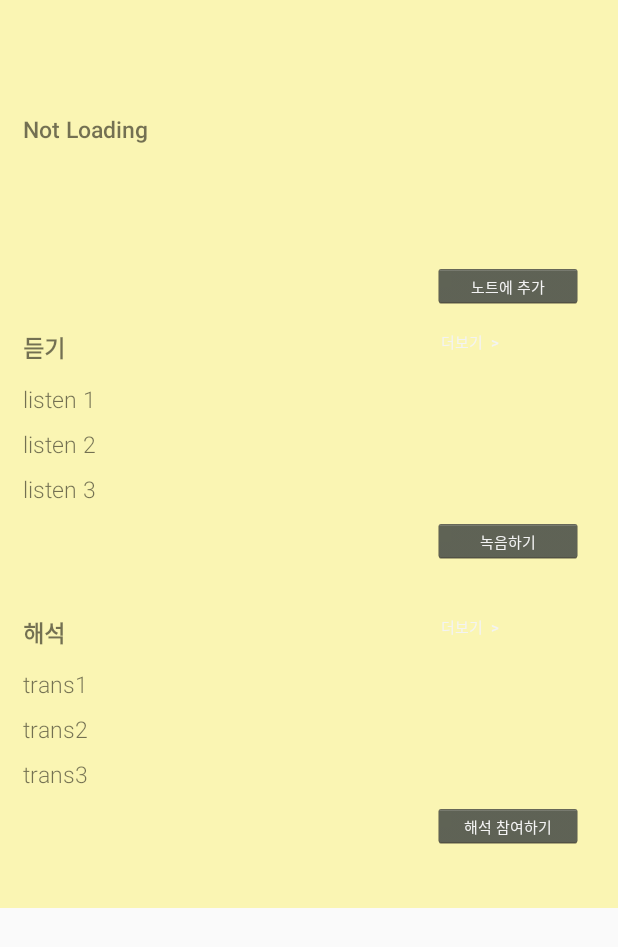
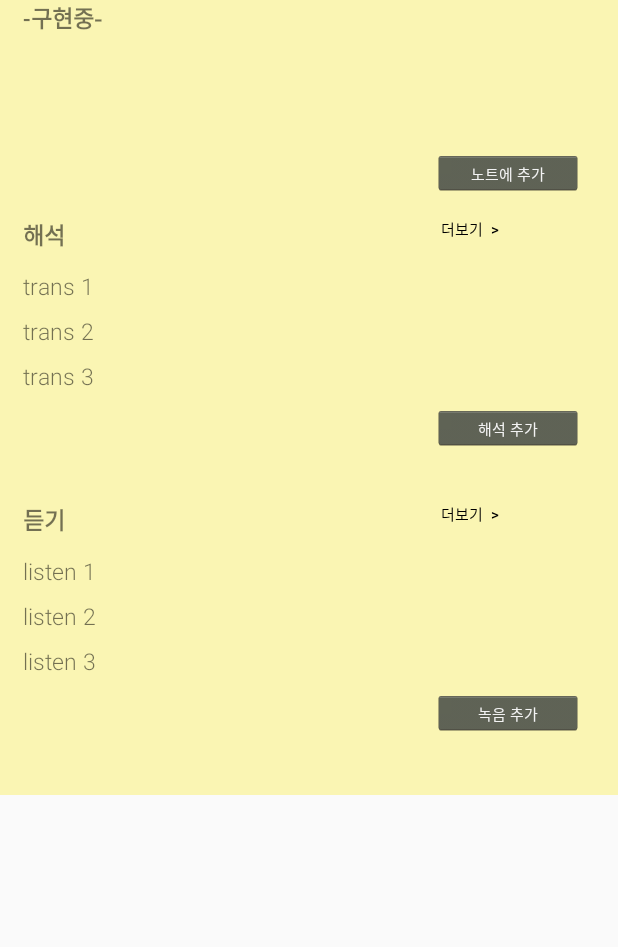
Before and after one commit to hye-rim/Senior-Project, an Android app: the fragment HomeSentenceFragment shown on its own in the app's theme, on a phone screen of 412 x 824 dp. Shown: the top 947 px of the screen. Run offline under Robolectric (Android 15) with nearby library versions, the phone set to English and light mode, and no system bars; network calls fail; Roboto replaces fonts that are not available here.

```diff
--- a/Android/Onpuri2/app/src/main/java/com/onpuri/Activity/HomeSentenceFragment.java
+++ b/Android/Onpuri2/app/src/main/java/com/onpuri/Activity/HomeSentenceFragment.java
@@ -28,7 +28,6 @@ public class HomeSentenceFragment extends Fragment {
         try {
             view = inflater.inflate(R.layout.fragment_home_sen, container, false);
         } catch (InflateException e) {
-    /* map is already there, just return view as it is */
         }
         return view;
     }
--- a/Android/Onpuri2/app/src/main/java/com/onpuri/Activity/JoinActivity.java
+++ b/Android/Onpuri2/app/src/main/java/com/onpuri/Activity/JoinActivity.java
@@ -269,7 +269,7 @@ public class JoinActivity extends Activity {
 
     Thread worker_join = new Thread() {
         public void run() {
-                       String toServerDataUser;
+            String toServerDataUser;
             toServerDataUser = et_newId.getText().toString() + "+" + et_newPw.getText().toString() + "+" + et_newName.getText().toString()
                     + "+" + et_newPhone1.getText().toString() + et_newPhone2.getText().toString() + et_newPhone3.getText().toString() ;
             outData[0] = (byte) PacketUser.SOF;
--- a/Android/Onpuri2/app/src/main/java/com/onpuri/Activity/NoteFragment.java
+++ b/Android/Onpuri2/app/src/main/java/com/onpuri/Activity/NoteFragment.java
@@ -83,7 +83,7 @@ public class NoteFragment extends Fragment {
                 .setContent(R.id.tab_word));
 
         initData();
-        Drawable dividerDrawable = ContextCompat.getDrawable(getContext(), divider_light);
+        Drawable dividerDrawable = ContextCompat.getDrawable(getActivity(), divider_light);
         final NoteSenFragment noteSenItem = new NoteSenFragment();
 
 
--- a/Android/Onpuri2/app/src/main/java/com/onpuri/Activity/SplashActivity.java
+++ b/Android/Onpuri2/app/src/main/java/com/onpuri/Activity/SplashActivity.java
@@ -55,7 +55,7 @@ public class SplashActivity extends Activity {
 
         //if(worker.getState() == Thread.State.NEW)
         worker.start();
-       try {
+        try {
             worker.join();
         } catch (InterruptedException e) {
             e.printStackTrace();
@@ -124,7 +124,7 @@ public class SplashActivity extends Activity {
             } catch (IOException e) {
                 e.printStackTrace();
             }*/
-      //  }
+        //  }
     }
 
     Thread worker = new Thread() {
--- a/Android/Onpuri2/app/src/main/java/com/onpuri/Activity/TabViewPager.java
+++ b/Android/Onpuri2/app/src/main/java/com/onpuri/Activity/TabViewPager.java
@@ -71,7 +71,7 @@ public class TabViewPager extends Fragment {
                     NoteFragment tab1 = new NoteFragment();
                     return tab1;
                 case 1:
-                    HomeFragment tab2 = new HomeFragment();
+                    HomeRootFragment tab2 = new HomeRootFragment();
                     return tab2;
                 case 2:
                     NewSenFragment tab3 = new NewSenFragment();
--- a/Android/Onpuri2/app/src/main/java/com/onpuri/Adapter/NoteSenAdapter.java
+++ b/Android/Onpuri2/app/src/main/java/com/onpuri/Adapter/NoteSenAdapter.java
@@ -186,15 +186,14 @@ public class NoteSenAdapter extends RecyclerView.Adapter<RecyclerView.ViewHolder
 
     private void changeItem(int pos, String itemName){
         if(pos < noteSenList.size()) {
-            noteSenList.set(pos, new NoteData(itemName));
+            noteSenList.get(pos).setName(itemName);
             Log.d(TAG, "noteSen change : " + pos);
             notifyItemRangeChanged(0, getItemCount());
         }
     }
 
     private void removeItem(int pos, String itemName){
-        if(noteSenList.get(pos).getName() == itemName)
-            noteSenList.remove(pos);
+        noteSenList.remove(pos);
         notifyItemRangeChanged(0, getItemCount());
     }
 
--- a/Android/Onpuri2/app/src/main/java/com/onpuri/Adapter/NoteWordItemAdapter.java
+++ b/Android/Onpuri2/app/src/main/java/com/onpuri/Adapter/NoteWordItemAdapter.java
@@ -17,12 +17,14 @@ import java.util.ArrayList;
 public class NoteWordItemAdapter extends RecyclerView.Adapter<RecyclerView.ViewHolder> {
     private final String TAG = "NoteWordItemAdapter";
 
-    private ArrayList<String> wordItemList = new ArrayList<>();
+    private ArrayList<String> wordItemList;
 
     private TextView mWordItem;
 
-    public NoteWordItemAdapter(ArrayList<String> listWord) {
+    public NoteWordItemAdapter(ArrayList<String> listWord){
         wordItemList.addAll(listWord);
+        wordItemList = new ArrayList<String>();
+
     }
 
     public class ItemViewHolder extends RecyclerView.ViewHolder {
--- a/Android/Onpuri2/app/src/main/java/com/onpuri/Adapter/RecycleviewAdapter.java
+++ b/Android/Onpuri2/app/src/main/java/com/onpuri/Adapter/RecycleviewAdapter.java
@@ -90,9 +90,9 @@ public class RecycleviewAdapter extends RecyclerView.Adapter<RecyclerView.ViewHo
                 });
 
                 if (position % 2 == 0) {
+                    itemViewHolder.itemView.setBackgroundColor(Color.parseColor("#faf5b3"));
+                } else {
                     itemViewHolder.itemView.setBackgroundColor(Color.parseColor("#FEE098"));
-                } else {
-                    itemViewHolder.itemView.setBackgroundColor(Color.parseColor("#faf5b3"));
                 }
                 break;
 
--- a/Android/Onpuri2/app/src/main/java/com/onpuri/Server/SocketConnection.java
+++ b/Android/Onpuri2/app/src/main/java/com/onpuri/Server/SocketConnection.java
@@ -15,12 +15,7 @@ public class SocketConnection {
 
     static public void start(){  //바로 연결시작
         try {
-<<<<<<< HEAD
-            socket = new java.net.Socket("218.150.182.58", 2041);
-
-=======
             socket = new java.net.Socket("218.150.182.58", 2040);
->>>>>>> 23c864a70875513af1f2af29286868f03edaa282
         } catch (IOException e) {
             e.printStackTrace();
         }
--- a/Android/Onpuri2/app/src/main/res/layout/fragment_home_sen.xml
+++ b/Android/Onpuri2/app/src/main/res/layout/fragment_home_sen.xml
@@ -8,10 +8,6 @@
         android:background="#faf5b3"
         android:paddingRight="5px">
 
-        <Space
-            android:layout_width="match_parent"
-            android:layout_height="75dp"
-            android:layout_gravity="right" />
         <LinearLayout
             android:layout_width="match_parent"
             android:layout_height="140dp"
@@ -22,7 +18,7 @@
                 android:layout_width="match_parent"
                 android:layout_height="100dp"
                 android:id="@+id/tv_sentence"
-                android:text="Not Loading"
+                android:text="-구현중-"
                 android:textSize="15dp"
                 android:layout_marginLeft="15dp"
                 android:layout_marginRight="15dp"
@@ -55,7 +51,7 @@
                 <TextView
                     android:layout_width="240dp"
                     android:layout_height="30dp"
-                    android:text="듣기"
+                    android:text="해석"
                     android:focusable="false"
                     android:textSize="15dp"
                     android:layout_marginLeft="15dp"
@@ -67,6 +63,72 @@
                     android:layout_height="25dp"
                     android:textSize="10dp"
                     android:text="더보기  > "
+                    android:textColor="@android:color/black"
+                    android:visibility="visible"
+                    android:gravity="center|right"
+                    android:layout_marginRight="20dp"
+                    android:background="#faf5b3" />
+            </LinearLayout>
+            <TextView
+                android:layout_width="match_parent"
+                android:layout_height="30dp"
+                android:text="trans 1"
+                android:focusable="false"
+                android:textSize="15dp"
+                android:layout_marginLeft="15dp"/>
+            <TextView
+                android:layout_width="match_parent"
+                android:layout_height="30dp"
+                android:text="trans 2"
+                android:focusable="false"
+                android:textSize="15dp"
+                android:layout_marginLeft="15dp"/>
+            <TextView
+                android:layout_width="match_parent"
+                android:layout_height="30dp"
+                android:text="trans 3"
+                android:focusable="false"
+                android:textSize="15dp"
+                android:layout_marginLeft="15dp"/>
+            <Button
+                android:layout_width="100dp"
+                android:layout_height="30dp"
+                android:text="해석 추가"
+                android:layout_gravity="right"
+                android:layout_marginRight="20dp"
+                android:textSize="10dp" />
+        </LinearLayout>
+
+        <LinearLayout
+            android:layout_width="match_parent"
+            android:layout_height="200dp"
+            android:orientation="vertical"
+            android:backgroundTint="#3f0808"
+            android:backgroundTintMode="src_in"
+            android:foregroundTint="#c82a2a"
+            android:foregroundTintMode="src_in">
+            <LinearLayout
+                android:layout_width="match_parent"
+                android:layout_height="40dp"
+                android:orientation="horizontal"
+                android:layout_gravity="center_vertical"
+                android:weightSum="1">
+                <TextView
+                    android:layout_width="240dp"
+                    android:layout_height="30dp"
+                    android:text="듣기"
+                    android:focusable="false"
+                    android:textSize="15dp"
+                    android:layout_marginLeft="15dp"
+                    android:layout_gravity="left|center_vertical"
+                    android:textStyle="bold"/>
+                <Button
+                    android:id="@+id/btn_trans"
+                    android:layout_width="80dp"
+                    android:layout_height="25dp"
+                    android:textSize="10dp"
+                    android:text="더보기  > "
+                    android:textColor="@android:color/black"
                     android:visibility="visible"
                     android:gravity="center|right"
                     android:layout_marginRight="20dp"
@@ -96,71 +158,7 @@
             <Button
                 android:layout_width="100dp"
                 android:layout_height="30dp"
-                android:text="녹음하기"
-                android:layout_gravity="right"
-                android:layout_marginRight="20dp"
-                android:textSize="10dp" />
-        </LinearLayout>
-
-        <LinearLayout
-            android:layout_width="match_parent"
-            android:layout_height="200dp"
-            android:orientation="vertical"
-            android:backgroundTint="#3f0808"
-            android:backgroundTintMode="src_in"
-            android:foregroundTint="#c82a2a"
-            android:foregroundTintMode="src_in">
-            <LinearLayout
-                android:layout_width="match_parent"
-                android:layout_height="40dp"
-                android:orientation="horizontal"
-                android:layout_gravity="center_vertical"
-                android:weightSum="1">
-                <TextView
-                    android:layout_width="240dp"
-                    android:layout_height="30dp"
-                    android:text="해석"
-                    android:focusable="false"
-                    android:textSize="15dp"
-                    android:layout_marginLeft="15dp"
-                    android:layout_gravity="left|center_vertical"
-                    android:textStyle="bold"/>
-                <Button
-                    android:id="@+id/btn_trans"
-                    android:layout_width="80dp"
-                    android:layout_height="25dp"
-                    android:textSize="10dp"
-                    android:text="더보기  > "
-                    android:visibility="visible"
-                    android:gravity="center|right"
-                    android:layout_marginRight="20dp"
-                    android:background="#faf5b3" />
-            </LinearLayout>
-            <TextView
-                android:layout_width="match_parent"
-                android:layout_height="30dp"
-                android:text="trans1"
-                android:focusable="false"
-                android:textSize="15dp"
-                android:layout_marginLeft="15dp"/>
-            <TextView
-                android:layout_width="match_parent"
-                android:layout_height="30dp"
-                android:text="trans2"
-                android:focusable="false"
-                android:textSize="15dp"
-                android:layout_marginLeft="15dp"/>
-            <TextView
-                android:layout_width="match_parent"
-                android:layout_height="30dp"
-                android:text="trans3"
-                android:focusable="false"
-                android:textSize="15dp"
-                android:layout_marginLeft="15dp"/>
-            <Button
-                android:layout_width="100dp"
-                android:layout_height="30dp"
-                android:text="해석 참여하기"
+                android:text="녹음 추가"
                 android:layout_gravity="right"
                 android:layout_marginRight="20dp"
                 android:textSize="10dp" />
--- a/Android/Onpuri2/app/src/main/res/layout/fragment_home_sen_listen.xml
+++ b/Android/Onpuri2/app/src/main/res/layout/fragment_home_sen_listen.xml
@@ -8,10 +8,6 @@
         android:layout_height="match_parent"
         android:paddingRight="5px">
 
-        <Space
-            android:layout_width="match_parent"
-            android:layout_height="75dp"
-            android:layout_gravity="right" />
         <LinearLayout
             android:layout_width="match_parent"
             android:layout_height="140dp"
--- a/Android/Onpuri2/app/src/main/res/layout/fragment_home_sen_trans.xml
+++ b/Android/Onpuri2/app/src/main/res/layout/fragment_home_sen_trans.xml
@@ -8,10 +8,6 @@
         android:layout_height="match_parent"
         android:paddingRight="5px">
 
-        <Space
-            android:layout_width="match_parent"
-            android:layout_height="75dp"
-            android:layout_gravity="right" />
         <LinearLayout
             android:layout_width="match_parent"
             android:layout_height="140dp"
```
Also changed, not shown: Android/Onpuri2/app/src/main/java/com/onpuri/Activity/HomeFragment.java (+23 -2 lines), Android/Onpuri2/app/src/main/java/com/onpuri/Activity/HomeItemClickListener.java (added, +56 -0 lines), Android/Onpuri2/app/src/main/java/com/onpuri/Activity/HomeRootFragment.java (added, +36 -0 lines), Android/Onpuri2/app/src/main/java/com/onpuri/Adapter/NoteWordAdapter.java (+14 -12 lines), Android/Onpuri2/app/src/main/java/com/onpuri/Server/PacketUser.java (+3 -9 lines), Android/Onpuri2/app/src/main/res/layout/fragment_home_root.xml (added, +8 -0 lines), Android/Onpuri2/app/src/main/java/com/onpuri/Activity/LoginActivity.java (indentation only), 1 other file. Lines whose indentation alone changed are shown as unchanged.
